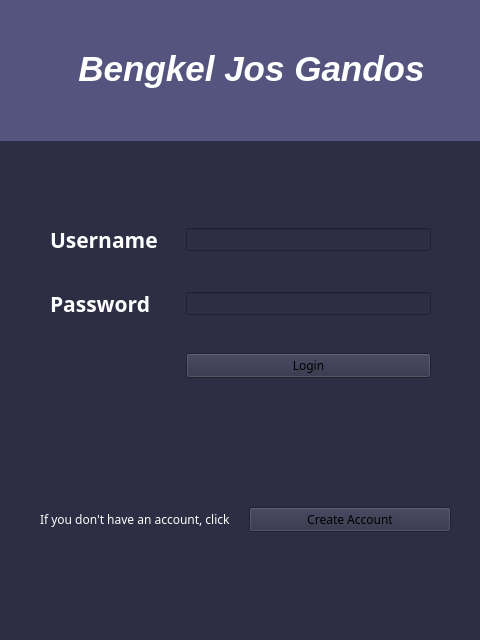
Qt form file_ui/login.ui (Ghazimuhammad/Reservasi-Bengkel) before a commit.
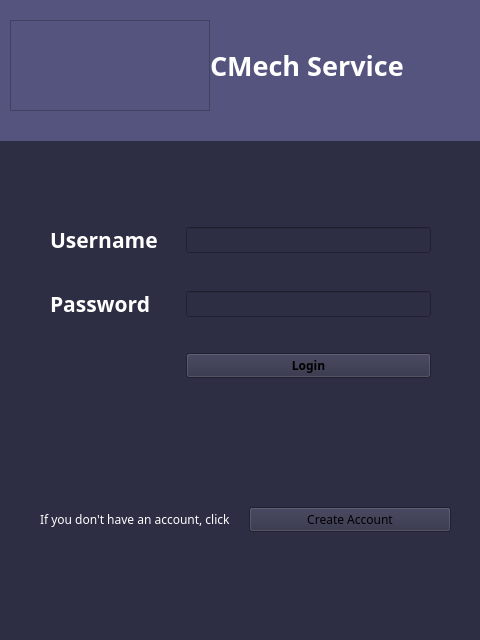
The same form after that commit. Icons and pictures are not drawn.

What changed in the file:
```diff
--- a/file_ui/login.ui
+++ b/file_ui/login.ui
@@ -37,7 +37,7 @@
       <widget class="QLineEdit" name="username_input">
        <property name="font">
         <font>
-         <family>Helvetica</family>
+         <family>Roboto Slab</family>
          <pointsize>10</pointsize>
         </font>
        </property>
@@ -50,7 +50,7 @@
       <widget class="QLabel" name="label_username">
        <property name="font">
         <font>
-         <family>Poppins</family>
+         <family>Roboto Slab</family>
          <pointsize>16</pointsize>
          <weight>75</weight>
          <bold>true</bold>
@@ -65,7 +65,7 @@
       <widget class="QLabel" name="labeL_password">
        <property name="font">
         <font>
-         <family>Poppins</family>
+         <family>Roboto Slab</family>
          <pointsize>16</pointsize>
          <weight>75</weight>
          <bold>true</bold>
@@ -80,7 +80,7 @@
       <widget class="QLineEdit" name="password_input">
        <property name="font">
         <font>
-         <family>Helvetica</family>
+         <family>Roboto Slab</family>
          <pointsize>10</pointsize>
         </font>
        </property>
@@ -98,10 +98,10 @@
         <widget class="QPushButton" name="push_login">
          <property name="font">
           <font>
-           <family>Poppins</family>
+           <family>Roboto Slab</family>
            <pointsize>9</pointsize>
-           <weight>50</weight>
-           <bold>false</bold>
+           <weight>75</weight>
+           <bold>true</bold>
           </font>
          </property>
          <property name="autoFillBackground">
@@ -110,7 +110,7 @@
          <property name="styleSheet">
           <string notr="true">/* PUSH BUTTON */
 QPushButton {
-    background-color: rgb(255, 0, 127);
+    background-color: #F59AB6;
     color: white;
     border: none;
     border-radius: 7px;
@@ -118,13 +118,12 @@
 }
 
 QPushButton:hover {
-	background-color: rgb(223, 0, 112);
+	background-color: rgb(186, 117, 139);
 }
 
 QPushButton:pressed {
-    background-color: rgb(185, 0, 92);
+    background-color: rgb(109, 68, 81);
 }
-
 color: rgb(255, 255, 255);</string>
          </property>
          <property name="text">
@@ -170,7 +169,7 @@
       <widget class="QLabel" name="label_no_account">
        <property name="font">
         <font>
-         <family>Poppins</family>
+         <family>Roboto Slab</family>
          <weight>50</weight>
          <bold>false</bold>
         </font>
@@ -201,11 +200,11 @@
 }
 
 QPushButton:hover {
-    background-color: rgb(255, 0, 127);
+	background-color: rgb(245, 154, 182);
 }
 
 QPushButton:pressed {
-    background-color: rgb(185, 0, 92);
+    background-color: rgb(109, 68, 81);
 }
 
 color: rgb(255, 255, 255);</string>
@@ -217,41 +216,76 @@
      </item>
     </layout>
    </widget>
-   <widget class="QLabel" name="label_title">
+   <widget class="QWidget" name="gridLayoutWidget_2">
     <property name="geometry">
      <rect>
-      <x>40</x>
-      <y>30</y>
-      <width>423</width>
-      <height>78</height>
+      <x>10</x>
+      <y>20</y>
+      <width>451</width>
+      <height>91</height>
      </rect>
     </property>
-    <property name="font">
-     <font>
-      <family>Helvetica</family>
-      <pointsize>26</pointsize>
-      <weight>75</weight>
-      <italic>true</italic>
-      <bold>true</bold>
-     </font>
-    </property>
-    <property name="autoFillBackground">
-     <bool>false</bool>
-    </property>
-    <property name="styleSheet">
-     <string notr="true">background-color: rgb(84, 84, 126);</string>
-    </property>
-    <property name="text">
-     <string>&lt;html&gt;&lt;head/&gt;&lt;body&gt;&lt;p align=&quot;center&quot;&gt;&lt;span style=&quot; color:#ffffff;&quot;&gt;Bengkel Jos Gandos&lt;/span&gt;&lt;/p&gt;&lt;/body&gt;&lt;/html&gt;</string>
-    </property>
-    <property name="alignment">
-     <set>Qt::AlignLeading|Qt::AlignLeft|Qt::AlignVCenter</set>
-    </property>
+    <layout class="QGridLayout" name="gridLayout_2">
+     <property name="spacing">
+      <number>0</number>
+     </property>
+     <item row="0" column="1">
+      <widget class="QLabel" name="label">
+       <property name="font">
+        <font>
+         <family>Roboto Slab</family>
+         <pointsize>20</pointsize>
+         <weight>75</weight>
+         <bold>true</bold>
+        </font>
+       </property>
+       <property name="styleSheet">
+        <string notr="true">background-color: rgb(84, 84, 126);
+color: rgb(255, 255, 255);</string>
+       </property>
+       <property name="text">
+        <string>CMech Service</string>
+       </property>
+      </widget>
+     </item>
+     <item row="0" column="0">
+      <widget class="QFrame" name="frame">
+       <property name="enabled">
+        <bool>true</bool>
+       </property>
+       <property name="minimumSize">
+        <size>
+         <width>0</width>
+         <height>0</height>
+        </size>
+       </property>
+       <property name="maximumSize">
+        <size>
+         <width>200</width>
+         <height>999999</height>
+        </size>
+       </property>
+       <property name="styleSheet">
+        <string notr="true">background-color: rgb(84, 84, 126);
+image: url(:/Logo/image 2.png);</string>
+       </property>
+       <property name="frameShape">
+        <enum>QFrame::StyledPanel</enum>
+       </property>
+       <property name="frameShadow">
+        <enum>QFrame::Raised</enum>
+       </property>
+       <property name="lineWidth">
+        <number>10</number>
+       </property>
+      </widget>
+     </item>
+    </layout>
    </widget>
    <zorder>label_4</zorder>
    <zorder>gridLayoutWidget</zorder>
    <zorder>horizontalLayoutWidget</zorder>
-   <zorder>label_title</zorder>
+   <zorder>gridLayoutWidget_2</zorder>
   </widget>
   <widget class="QStatusBar" name="statusbar"/>
  </widget>
```
Left out of the diff: 1 changed line with no effect on the pictures.
